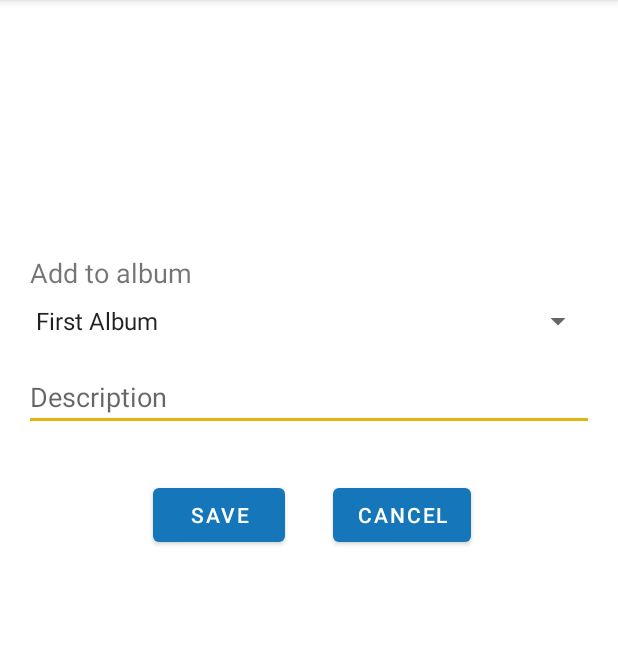
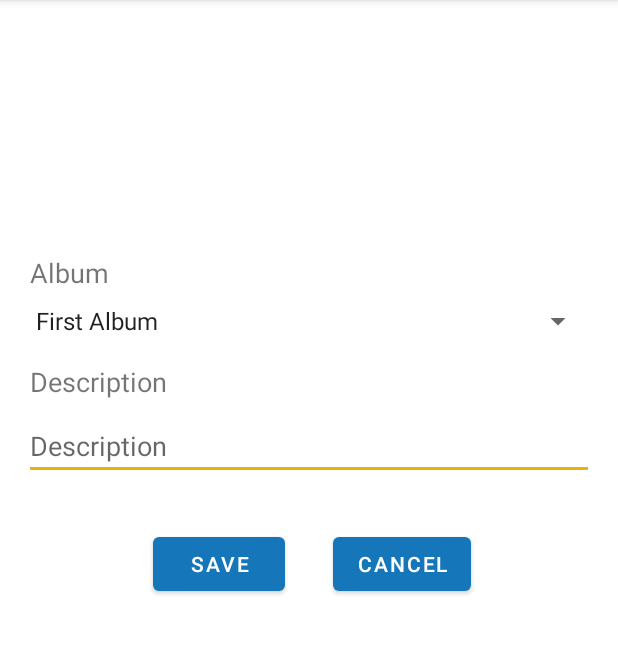
Before and after one commit to dmccardle/PhotoTrek, an Android app: the SavePhotoActivity screen opened directly, with no data from a screen before it, on a phone screen of 412 x 824 dp, the part 84-738 px from its top. Run offline under Robolectric (Android 15) with nearby library versions, the phone set to English and light mode, and no system bars; 2 statements that could not run were skipped.

Commit message:
Added labels and adjusted layout for saving photo to make more sense when there are no albums

```diff
--- a/app/src/main/java/ca/unb/mobiledev/phototrek/SavePhotoActivity.java
+++ b/app/src/main/java/ca/unb/mobiledev/phototrek/SavePhotoActivity.java
@@ -60,7 +60,6 @@
         mCancelButton.setOnClickListener(new View.OnClickListener() {
             @Override
             public void onClick(View v) {
-                // TODO: get this to not crash
                 finish();
             }
         });
--- a/app/src/main/res/layout/activity_save_photo.xml
+++ b/app/src/main/res/layout/activity_save_photo.xml
@@ -29,14 +29,17 @@
         android:id="@+id/textbox_description"
         android:layout_width="0dp"
         android:layout_height="wrap_content"
-        android:layout_marginTop="16dp"
+        android:layout_marginStart="16dp"
+        android:layout_marginTop="8dp"
+        android:layout_marginEnd="16dp"
         android:ems="10"
         android:gravity="start|top"
         android:hint="@string/text_description"
         android:inputType="textMultiLine"
-        app:layout_constraintEnd_toEndOf="@+id/spinner_albums"
-        app:layout_constraintStart_toStartOf="@+id/spinner_albums"
-        app:layout_constraintTop_toBottomOf="@+id/spinner_albums" />
+        app:layout_constraintEnd_toEndOf="parent"
+        app:layout_constraintHorizontal_bias="0.0"
+        app:layout_constraintStart_toStartOf="parent"
+        app:layout_constraintTop_toBottomOf="@+id/descriptionFieldLabel" />
 
     <ImageView
         android:id="@+id/photo_preview"
@@ -64,8 +67,9 @@
         android:layout_marginTop="8dp"
         android:layout_marginEnd="16dp"
         app:layout_constraintEnd_toEndOf="parent"
+        app:layout_constraintHorizontal_bias="0.0"
         app:layout_constraintStart_toStartOf="parent"
-        app:layout_constraintTop_toBottomOf="@+id/textView" />
+        app:layout_constraintTop_toBottomOf="@+id/albumFieldLabel" />
 
     <androidx.constraintlayout.widget.Guideline
         android:id="@+id/guideline2"
@@ -82,13 +86,25 @@
         app:layout_constraintGuide_percent="0.2" />
 
     <TextView
-        android:id="@+id/textView"
+        android:id="@+id/albumFieldLabel"
         android:layout_width="wrap_content"
         android:layout_height="wrap_content"
         android:layout_marginStart="20dp"
         android:layout_marginTop="16dp"
-        android:text="@string/add_to_album"
+        android:text="@string/text_album"
         android:textSize="18sp"
         app:layout_constraintStart_toStartOf="parent"
         app:layout_constraintTop_toBottomOf="@+id/photo_preview" />
+
+
+    <TextView
+        android:id="@+id/descriptionFieldLabel"
+        android:layout_width="wrap_content"
+        android:layout_height="wrap_content"
+        android:layout_marginStart="20dp"
+        android:layout_marginTop="16dp"
+        android:text="@string/text_description"
+        android:textSize="18sp"
+        app:layout_constraintStart_toStartOf="parent"
+        app:layout_constraintTop_toBottomOf="@+id/spinner_albums" />
 </androidx.constraintlayout.widget.ConstraintLayout>
--- a/app/src/main/res/values/strings.xml
+++ b/app/src/main/res/values/strings.xml
@@ -11,7 +11,7 @@
     <string name="btn_ok">Ok</string>
     <string name="btn_cancel">Cancel</string>
     <string name="text_description">Description</string>
+    <string name="text_album">Album</string>
     <string name="text_album_title">Album Title</string>
-    <string name="add_to_album">Add to album</string>
     <string name="album_name">Album Name</string>
 </resources>
```
